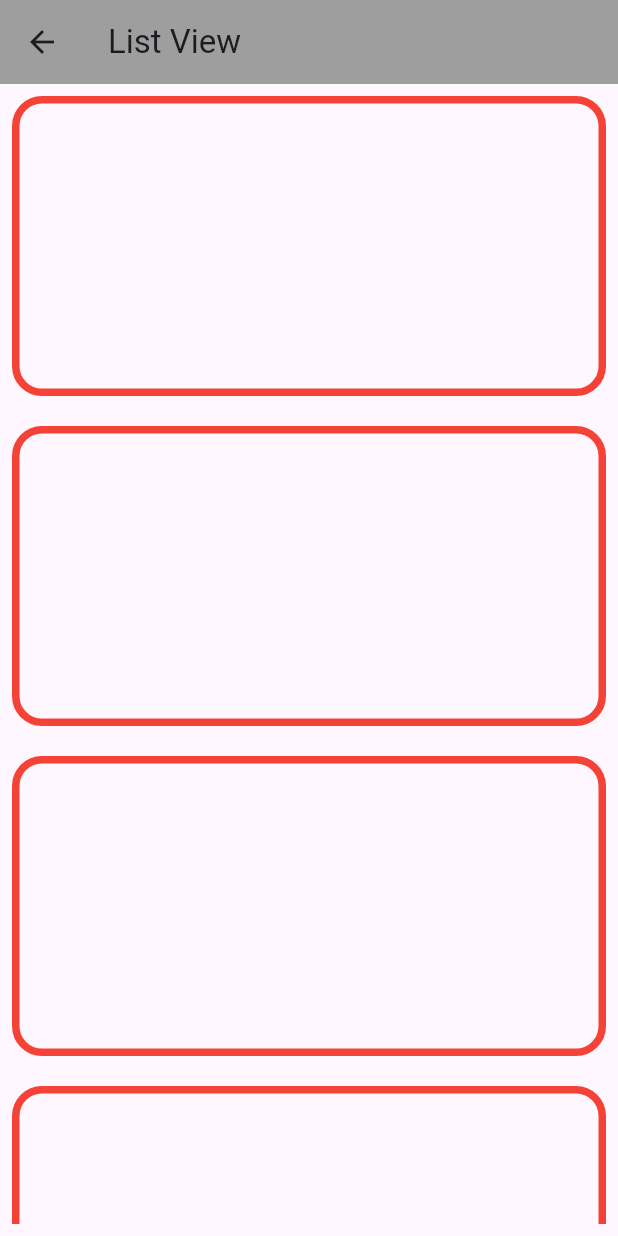
After one commit to m-rasarker/ruhulapp, a Flutter app: the Listviewpractice screen opened directly, on a phone screen of 412 x 824 dp. The commit adds this screen. Run offline on Flutter 3.47's test engine with Material 3 defaults, Android fonts, the phone set to English and light mode, and no system bars; our stand-ins replace device_info.

Commit message:
module update class practice

```diff
--- /dev/null
+++ b/lib/Ostad/ListViewPractice.dart
@@ -0,0 +1,76 @@
+
+import 'package:flutter/material.dart';
+
+class Listviewpractice extends StatelessWidget {
+  const Listviewpractice({super.key});
+
+  @override
+  Widget build(BuildContext context) {
+    return  Scaffold(
+      appBar: AppBar(title: Text('List View'),backgroundColor: Colors.grey,),
+
+     body:     Padding(
+       padding: const EdgeInsets.all(8.0),
+       child: ListView(
+                children: [
+                  Container(
+                    height: 200,
+                    width: double.infinity,
+
+                    decoration: BoxDecoration(
+                      borderRadius: BorderRadius.all(Radius.circular(20)),
+                      border: Border.all(color: Colors.red,width: 5)
+                    ),
+                  ),
+                  SizedBox(height: 20,),
+                  Container(
+                    height: 200,
+                    width: double.infinity,
+
+                    decoration: BoxDecoration(
+                        borderRadius: BorderRadius.all(Radius.circular(20)),
+                        border: Border.all(color: Colors.red,width: 5)
+                    ),
+                  ),
+
+                  SizedBox(height: 20,),
+                  Container(
+                    height: 200,
+                    width: double.infinity,
+
+                    decoration: BoxDecoration(
+                        borderRadius: BorderRadius.all(Radius.circular(20)),
+                        border: Border.all(color: Colors.red,width: 5)
+                    ),
+                  ),
+
+                  SizedBox(height: 20,),
+                  Container(
+                    height: 200,
+                    width: double.infinity,
+
+                    decoration: BoxDecoration(
+                        borderRadius: BorderRadius.all(Radius.circular(20)),
+                        border: Border.all(color: Colors.red,width: 5)
+                    ),
+                  ),
+                  SizedBox(height: 20,),
+                  Container(
+                    height: 200,
+                    width: double.infinity,
+
+                    decoration: BoxDecoration(
+                        borderRadius: BorderRadius.all(Radius.circular(20)),
+                        border: Border.all(color: Colors.red,width: 5)
+                    ),
+                  ),
+
+                ],
+
+          ),
+     ),
+
+      );
+
+  }
+}
```
Also changed, not shown: lib/Ostad/ListViewBuilder.dart (added, +41 -0 lines), lib/Ostad/form_login.dart (+31 -3 lines), lib/Ostad/gridviewpractice.dart (added, +42 -0 lines).
